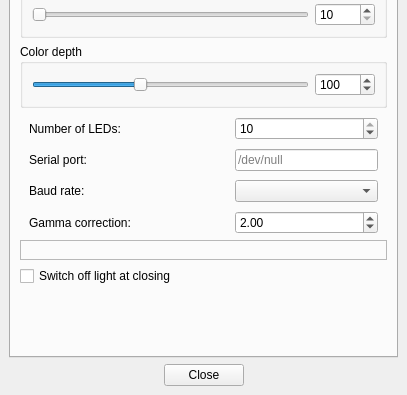
Above: Software/src/SettingsWindow.ui from Atarity/Lightpack before the change; both pictures show x 0 to 407 and y 255 to 650 of the 407 by 650 pixel window. Below: the same form after it.
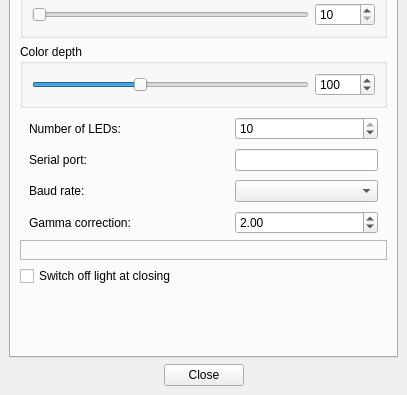
That is the form after the change. The open tabs and pages were chosen to show the change. Icons and pictures are not drawn. Custom widgets are drawn as their Qt base class.

Commit message: Software: GUI: remove placeholderText from Device/Serial port for compatibility with Qt4.6.2 (Ubuntu 10.04);

The edit to the form file:
```diff
--- a/Software/src/SettingsWindow.ui
+++ b/Software/src/SettingsWindow.ui
@@ -860,9 +860,6 @@
             <property name="text">
              <string notr="true"/>
             </property>
-            <property name="placeholderText">
-             <string notr="true">/dev/null</string>
-            </property>
            </widget>
           </item>
          </layout>
```
